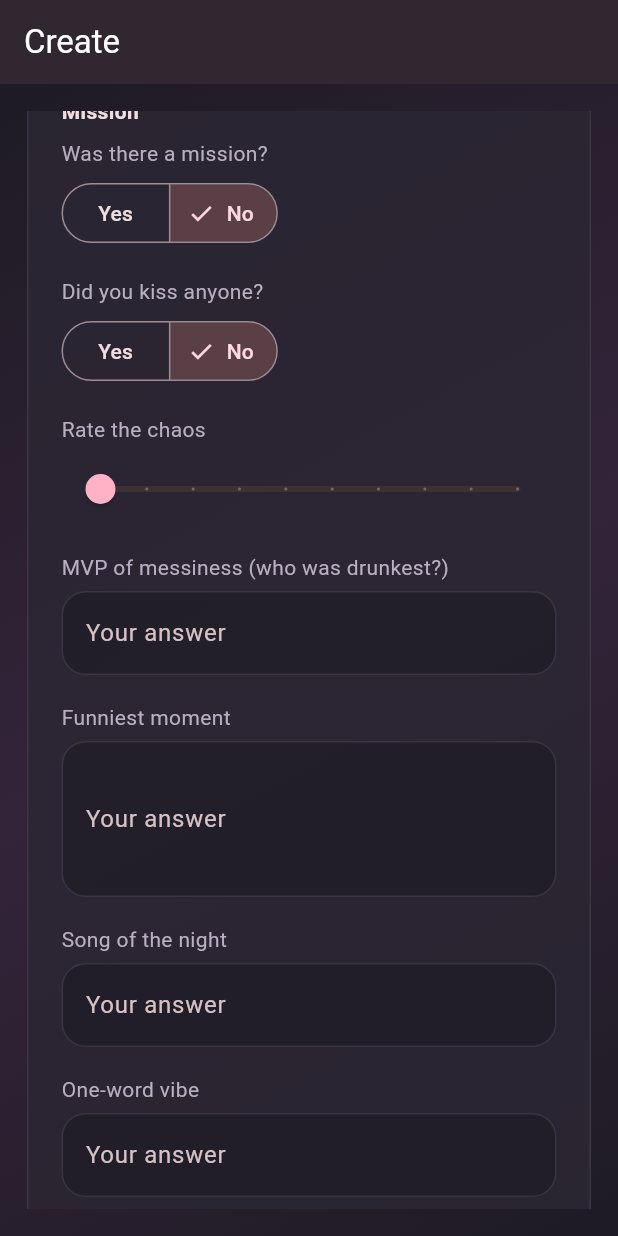
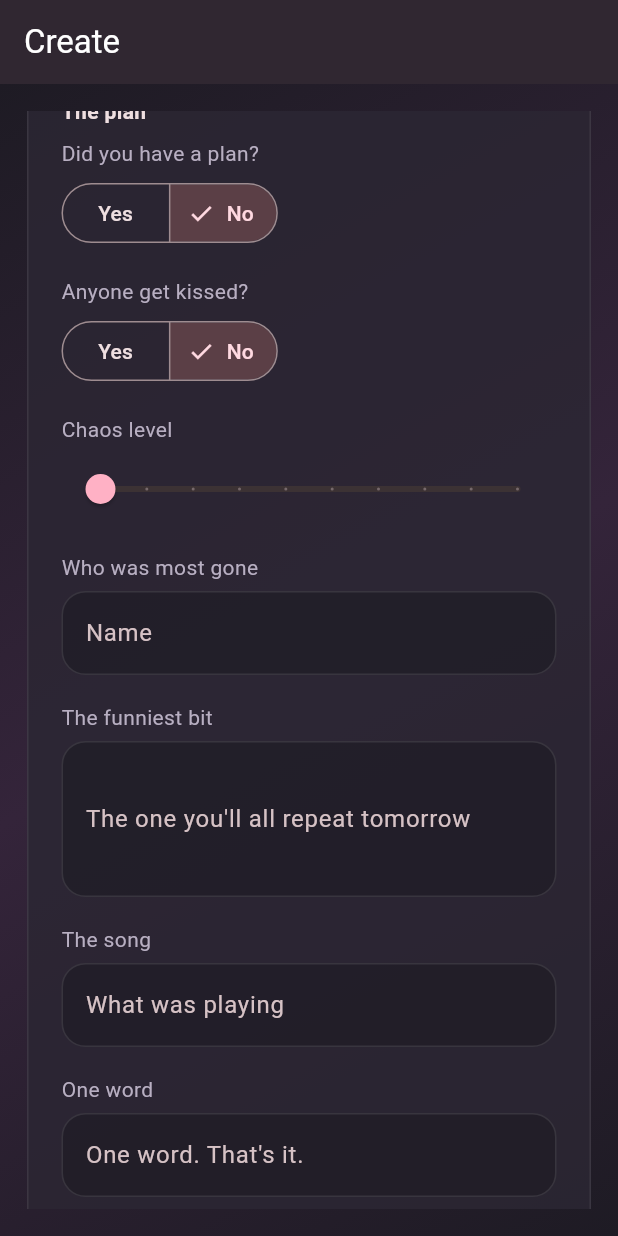
Before and after one commit to sallyrobinreeve-svg/mynightcap, a Flutter app: the EntryEditorScreen screen opened directly, scrolled down 576 dp, after a tap on "Yes", after a tap on "No", on a phone screen of 412 x 824 dp. Run offline on Flutter 3.47's test engine with Material 3 defaults, Android fonts, the phone set to English and light mode, and no system bars; our stand-ins replace flutter_riverpod, go_router, image_picker, shared_preferences, supabase_flutter, video_player; accounts and stored records are empty; network calls fail.

Commit message:
Rewrite night-out prompts to stay fun without the cheese.
Keep the same prompt ids so existing entries still map. Swap lines like
"MVP of messiness" and "Mission of the night" for shorter recap copy.

Co-authored-by: sallyrobinreeve <sallyrobinreeve@icloud.com>

```diff
--- a/flutter_app/lib/data/prompts.dart
+++ b/flutter_app/lib/data/prompts.dart
@@ -40,40 +40,43 @@ const defaultPromptIds = [
 const promptDefinitions = [
   PromptDefinition(
     id: 'chaos',
-    label: 'Rate the chaos',
+    label: 'Chaos level',
     category: 'Recap',
     inputType: PromptInputType.slider,
   ),
   PromptDefinition(
     id: 'whoWasDrunkest',
-    label: 'MVP of messiness (who was drunkest?)',
+    label: 'Who was most gone',
     category: 'Recap',
     inputType: PromptInputType.text,
+    placeholder: 'Name',
     canBePrivate: true,
   ),
   PromptDefinition(
     id: 'funniestThing',
-    label: 'Funniest moment',
+    label: 'The funniest bit',
     category: 'Recap',
     inputType: PromptInputType.textarea,
+    placeholder: "The one you'll all repeat tomorrow",
     canBePrivate: true,
   ),
   PromptDefinition(
     id: 'quoteOfNight',
-    label: 'Quote of the night',
+    label: 'Line of the night',
     category: 'Recap',
     inputType: PromptInputType.text,
+    placeholder: 'What someone actually said',
   ),
   PromptDefinition(
     id: 'kissedAnyone',
-    label: 'Did you kiss anyone?',
+    label: 'Anyone get kissed?',
     category: 'Recap',
     inputType: PromptInputType.toggle,
     privateByDefault: true,
   ),
   PromptDefinition(
     id: 'kissedWho',
-    label: 'Who?',
+    label: 'Who with?',
     category: 'Recap',
     inputType: PromptInputType.text,
     placeholder: 'Optional',
@@ -84,54 +87,58 @@ const promptDefinitions = [
     label: 'Home time',
     category: 'Recap',
     inputType: PromptInputType.text,
-    placeholder: 'e.g. 4am',
+    placeholder: '3am, sunrise, no idea',
   ),
   PromptDefinition(
     id: 'songOfNight',
-    label: 'Song of the night',
+    label: 'The song',
     category: 'Party',
     inputType: PromptInputType.text,
+    placeholder: 'What was playing',
   ),
   PromptDefinition(
     id: 'oneWordVibe',
-    label: 'One-word vibe',
+    label: 'One word',
     category: 'Reflection',
     inputType: PromptInputType.text,
+    placeholder: "One word. That's it.",
   ),
   PromptDefinition(
     id: 'tonightsObjective',
-    label: 'Mission of the night',
-    category: 'Mission',
+    label: 'The plan',
+    category: 'The plan',
     inputType: PromptInputType.text,
+    placeholder: 'What you were going for',
   ),
   PromptDefinition(
     id: 'missionResult',
-    label: 'Mission result',
-    category: 'Mission',
+    label: 'Did it land?',
+    category: 'The plan',
     inputType: PromptInputType.text,
   ),
   PromptDefinition(
     id: 'generalComment',
-    label: 'Notable mentions',
+    label: 'Anything else',
     category: 'Reflection',
     inputType: PromptInputType.textarea,
+    placeholder: 'The rest of it',
     canBePrivate: true,
   ),
   PromptDefinition(
     id: 'nightMvp',
-    label: 'Night MVP',
+    label: 'Who carried',
     category: 'Social',
     inputType: PromptInputType.text,
   ),
   PromptDefinition(
     id: 'drinkOfChoice',
-    label: 'Drink of choice',
+    label: 'What you were drinking',
     category: 'Party',
     inputType: PromptInputType.text,
   ),
   PromptDefinition(
     id: 'coreMemory',
-    label: 'Core memory',
+    label: "The bit you'll keep",
     category: 'Reflection',
     inputType: PromptInputType.textarea,
   ),
--- a/flutter_app/lib/models/leaderboard_models.dart
+++ b/flutter_app/lib/models/leaderboard_models.dart
@@ -34,7 +34,7 @@ extension LeaderboardSortLabel on LeaderboardSort {
   String get title => switch (this) {
     LeaderboardSort.entries => 'Most entries',
     LeaderboardSort.rating => 'Highest avg rating',
-    LeaderboardSort.missions => 'Missions completed',
+    LeaderboardSort.missions => 'Plans that landed',
     LeaderboardSort.kisses => 'Kiss count',
     LeaderboardSort.clubVisits => 'Top club visits',
   };
--- a/flutter_app/lib/screens/feed_friends_screens.dart
+++ b/flutter_app/lib/screens/feed_friends_screens.dart
@@ -246,7 +246,7 @@ class FeedEntryCard extends StatelessWidget {
             if (entry.mission != null && entry.mission!.isNotEmpty) ...[
               const SizedBox(height: 8),
               Text(
-                'Mission: ${entry.mission}',
+                'The plan: ${entry.mission}',
                 maxLines: 1,
                 overflow: TextOverflow.ellipsis,
                 style: const TextStyle(color: NightColors.muted),
--- a/flutter_app/lib/widgets/entry_prompt_sections.dart
+++ b/flutter_app/lib/widgets/entry_prompt_sections.dart
@@ -61,9 +61,9 @@ class _MissionPromptSectionState extends State<MissionPromptSection> {
     return Column(
       crossAxisAlignment: CrossAxisAlignment.start,
       children: [
-        const Text('Mission', style: TextStyle(fontWeight: FontWeight.bold)),
+        const Text('The plan', style: TextStyle(fontWeight: FontWeight.bold)),
         const SizedBox(height: 8),
-        const Text('Was there a mission?', style: TextStyle(color: NightColors.muted)),
+        const Text('Did you have a plan?', style: TextStyle(color: NightColors.muted)),
         const SizedBox(height: 6),
         SegmentedButton<bool>(
           segments: const [
@@ -79,7 +79,7 @@ class _MissionPromptSectionState extends State<MissionPromptSection> {
           const SizedBox(height: 6),
           TextField(
             controller: _missionController,
-            decoration: nightInputDecoration('Mission of the night'),
+            decoration: nightInputDecoration('What you were going for'),
             onChanged: (value) {
               if (value.trim().isEmpty) {
                 widget.promptValues.remove('tonightsObjective');
@@ -90,7 +90,7 @@ class _MissionPromptSectionState extends State<MissionPromptSection> {
             },
           ),
           const SizedBox(height: 14),
-          const Text('Was it completed?', style: TextStyle(color: NightColors.muted)),
+          const Text('Did it happen?', style: TextStyle(color: NightColors.muted)),
           const SizedBox(height: 6),
           SegmentedButton<bool>(
             segments: const [
@@ -103,7 +103,7 @@ class _MissionPromptSectionState extends State<MissionPromptSection> {
           ),
           const SizedBox(height: 8),
           _SectionPrivacyToggle(
-            label: 'Keep mission private',
+            label: 'Keep this private',
             value: isPromptPrivate(widget.promptValues, 'tonightsObjective'),
             onChanged: (value) {
               if (value) {
@@ -174,7 +174,7 @@ class _KissPromptSectionState extends State<KissPromptSection> {
       crossAxisAlignment: CrossAxisAlignment.start,
       children: [
         const Text(
-          'Did you kiss anyone?',
+          'Anyone get kissed?',
           style: TextStyle(color: NightColors.muted),
         ),
         const SizedBox(height: 6),
@@ -190,7 +190,7 @@ class _KissPromptSectionState extends State<KissPromptSection> {
           const SizedBox(height: 14),
           TextField(
             controller: _whoController,
-            decoration: nightInputDecoration('Who? (optional)'),
+            decoration: nightInputDecoration('Who with? (optional)'),
             onChanged: (value) {
               if (value.trim().isEmpty) {
                 widget.promptValues.remove('kissedWho');
--- a/mobile/lib/features/entries/create_entry_screen.dart
+++ b/mobile/lib/features/entries/create_entry_screen.dart
@@ -125,19 +125,19 @@ class _CreateEntryScreenState extends ConsumerState<CreateEntryScreen> {
             TextField(
               key: const Key('create_drunkest'),
               controller: _drunkest,
-              decoration: const InputDecoration(hintText: 'Who was drunkest?'),
+              decoration: const InputDecoration(hintText: 'Who was most gone'),
             ),
             const SizedBox(height: 12),
             TextField(
               key: const Key('create_funniest'),
               controller: _funniest,
-              decoration: const InputDecoration(hintText: 'Funniest moment'),
+              decoration: const InputDecoration(hintText: 'The funniest bit'),
             ),
             const SizedBox(height: 12),
             TextField(
               key: const Key('create_mission'),
               controller: _mission,
-              decoration: const InputDecoration(hintText: 'Mission of the night'),
+              decoration: const InputDecoration(hintText: 'The plan'),
             ),
             const SizedBox(height: 24),
             _label('Visibility'),
--- a/mobile/lib/features/entries/entry_detail_screen.dart
+++ b/mobile/lib/features/entries/entry_detail_screen.dart
@@ -8,11 +8,11 @@ import 'entry_detail.dart';
 import 'entry_detail_repository.dart';
 
 const _promptLabels = <String, String>{
-  'drunkest': 'Who was drunkest',
-  'funniest': 'Funniest moment',
-  'mission': 'Mission of the night',
-  'success': 'Mission accomplished?',
-  'kissedWho': 'Who kissed who',
+  'drunkest': 'Who was most gone',
+  'funniest': 'The funniest bit',
+  'mission': 'The plan',
+  'success': 'Did it land?',
+  'kissedWho': 'Who with?',
 };
 
 class EntryDetailScreen extends ConsumerStatefulWidget {
--- a/mobile/lib/features/feed/feed_screen.dart
+++ b/mobile/lib/features/feed/feed_screen.dart
@@ -171,7 +171,7 @@ class _EntryCard extends StatelessWidget {
                   if (entry.mission != null && entry.mission!.isNotEmpty) ...[
                     const SizedBox(height: 4),
                     Text(
-                      'Mission: ${entry.mission}',
+                      'The plan: ${entry.mission}',
                       maxLines: 1,
                       overflow: TextOverflow.ellipsis,
                       style: const TextStyle(color: kMuted, fontSize: 13),
```
Also changed, not shown: 10 other files.
